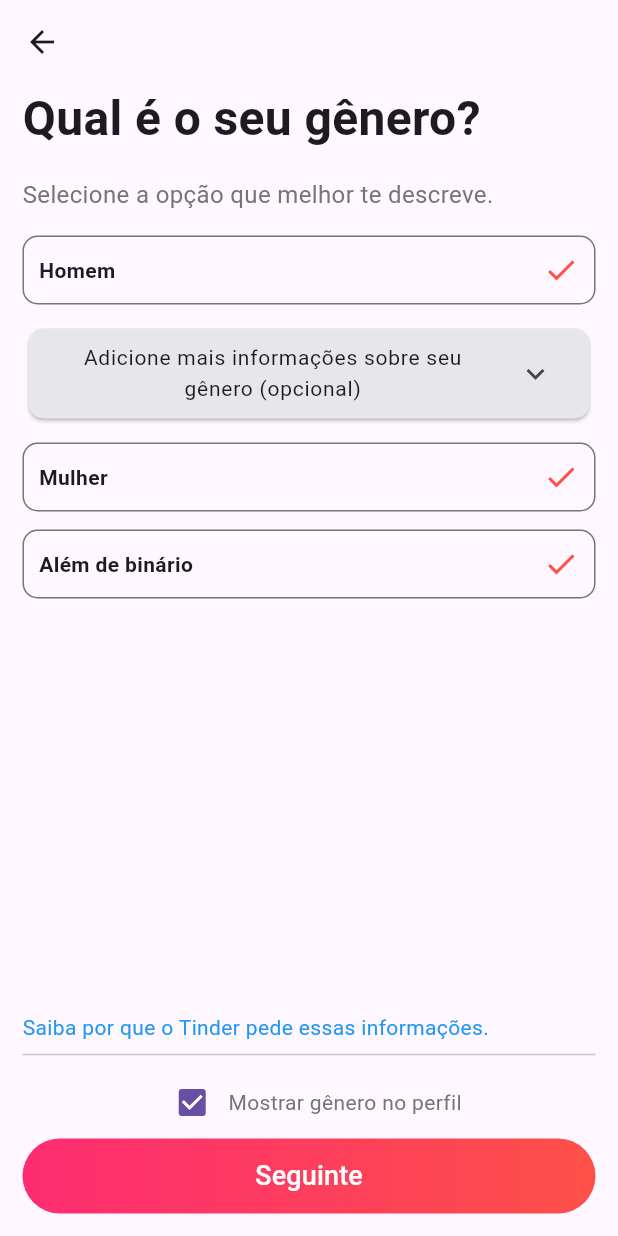
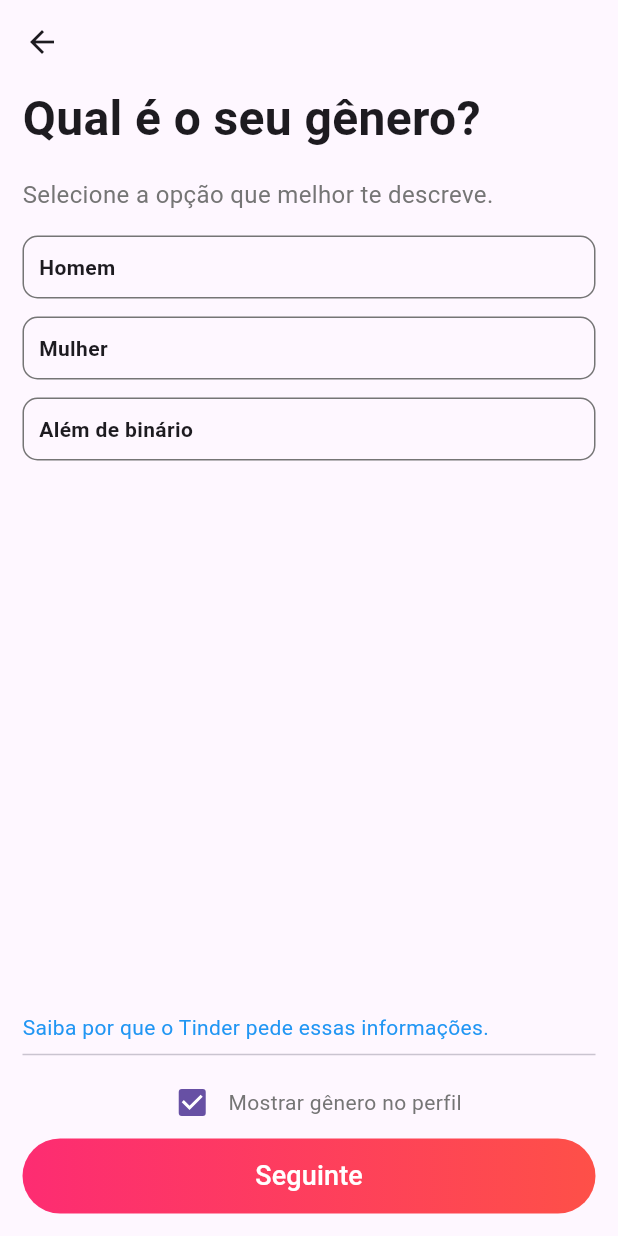
Before and after one commit to YLeall/tinder_clone, a Flutter app: the InsertGenderScreen screen opened by its route, on a phone screen of 412 x 824 dp. Run offline on Flutter 3.47's test engine with Material 3 defaults, Android fonts, the phone set to English and light mode, and no system bars; our stand-ins replace get, mask_text_input_formatter.

Commit message:
refactor: Refatora a tela de Insert_Gender e os Widgets Customizáveis

```diff
--- a/lib/src/pages/auth/view/components/custom_button_gender.dart
+++ /dev/null
@@ -1,44 +0,0 @@
-import 'package:flutter/material.dart';
-
-class CustomButtonGender extends StatelessWidget {
-  const CustomButtonGender({
-    super.key,
-    required this.title,
-  });
-  final String title;
-  @override
-  Widget build(BuildContext context) {
-    return GestureDetector(
-      onTap: () {
-        debugPrint(title);
-      },
-      child: Container(
-        padding: const EdgeInsets.all(10),
-        decoration: BoxDecoration(
-          border: Border.all(
-            color: Colors.grey.shade600,
-          ),
-          borderRadius: BorderRadius.circular(10),
-        ),
-        child: Row(
-          mainAxisAlignment: MainAxisAlignment.spaceBetween,
-          children: [
-            Text(
-              title,
-              style: const TextStyle(
-                fontWeight: FontWeight.w600,
-              ),
-            ),
-            const Visibility(
-              visible: true,
-              child: Icon(
-                Icons.check,
-                color: Color(0xFFFE5048),
-              ),
-            ),
-          ],
-        ),
-      ),
-    );
-  }
-}
--- /dev/null
+++ b/lib/src/pages/auth/view/components/custom_button_gender_tile.dart
@@ -0,0 +1,103 @@
+import 'package:flutter/material.dart';
+import 'package:tinder_clone/src/models/gender_model.dart';
+import 'package:tinder_clone/src/pages/auth/view/components/custom_button_gender_expansion_tile.dart';
+
+class CustomButtonGenderTile extends StatefulWidget {
+  const CustomButtonGenderTile({
+    super.key,
+    required this.title,
+    required this.listGender,
+  });
+  final String title;
+  final List<GenderModel> listGender;
+
+  @override
+  State<CustomButtonGenderTile> createState() => _CustomButtonGenderTileState();
+}
+
+class _CustomButtonGenderTileState extends State<CustomButtonGenderTile> {
+  bool isSelected = false;
+  @override
+  Widget build(BuildContext context) {
+    return Column(
+      children: [
+        GestureDetector(
+          onTap: () {
+            debugPrint(widget.title);
+            setState(() {
+              isSelected = !isSelected;
+            });
+          },
+          child: Container(
+            padding: const EdgeInsets.all(10),
+            margin: const EdgeInsets.only(
+              bottom: 12,
+            ),
+            decoration: BoxDecoration(
+              border: Border.all(
+                color:
+                    isSelected ? const Color(0xFFFE5048) : Colors.grey.shade600,
+              ),
+              borderRadius: BorderRadius.circular(10),
+            ),
+            child: Row(
+              mainAxisAlignment: MainAxisAlignment.spaceBetween,
+              children: [
+                Text(
+                  widget.title,
+                  style: const TextStyle(
+                    fontWeight: FontWeight.w600,
+                  ),
+                ),
+                isSelected
+                    ? const Icon(
+                        Icons.check,
+                        color: Color(0xFFFE5048),
+                      )
+                    : Container(),
+              ],
+            ),
+          ),
+        ),
+        Visibility(
+          visible: isSelected,
+          child: Card(
+            color: const Color.fromARGB(255, 231, 231, 235),
+            shape: RoundedRectangleBorder(
+              borderRadius: BorderRadius.circular(10),
+            ),
+            margin: const EdgeInsets.only(
+              top: 2,
+              bottom: 14,
+            ),
+            child: Theme(
+              data: Theme.of(context).copyWith(
+                dividerColor: Colors.transparent,
+                highlightColor: Colors.transparent,
+                splashColor: Colors.transparent,
+              ),
+              child: ExpansionTile(
+                childrenPadding: const EdgeInsets.all(15),
+                expandedCrossAxisAlignment: CrossAxisAlignment.stretch,
+                title: const Text(
+                  'Adicione mais informações sobre seu gênero (opcional)',
+                  textAlign: TextAlign.center,
+                  style: TextStyle(
+                    fontSize: 14,
+                  ),
+                ),
+                children: List.generate(
+                  widget.listGender.length,
+                  (index) => CustomButtonGenderExpansionTile(
+                    subTitle: widget.listGender[index].subTitle,
+                    description: widget.listGender[index].description,
+                  ),
+                ),
+              ),
+            ),
+          ),
+        ),
+      ],
+    );
+  }
+}
--- a/lib/src/pages/auth/view/components/gender_tile.dart
+++ /dev/null
@@ -1,47 +0,0 @@
-import 'package:flutter/material.dart';
-import 'package:tinder_clone/src/models/gender_model.dart';
-import 'package:tinder_clone/src/pages/auth/view/components/custom_button_gender_expansion_tile.dart';
-
-class GenderTile extends StatelessWidget {
-  const GenderTile({
-    super.key, required this.listGender,
-  });
-  final List<GenderModel> listGender;
-  // final List<String> teste;
-  // final List<String> teste2;
-
-  @override
-  Widget build(BuildContext context) {
-    return Card(
-      color: const Color.fromARGB(255, 231, 231, 235),
-      shape: RoundedRectangleBorder(
-        borderRadius: BorderRadius.circular(10),
-      ),
-      child: Theme(
-        data: Theme.of(context).copyWith(
-          dividerColor: Colors.transparent,
-          highlightColor: Colors.transparent,
-          splashColor: Colors.transparent,
-        ),
-        child: ExpansionTile(
-          childrenPadding: const EdgeInsets.all(15),
-          expandedCrossAxisAlignment: CrossAxisAlignment.stretch,
-          title: const Text(
-            'Adicione mais informações sobre seu gênero (opcional)',
-            textAlign: TextAlign.center,
-            style: TextStyle(
-              fontSize: 14,
-            ),
-          ),
-          children: List.generate(
-            listGender.length,
-            (index) => CustomButtonGenderExpansionTile(
-              subTitle: listGender[index].subTitle,
-              description: listGender[index].description,
-            ),
-          ),
-        ),
-      ),
-    );
-  }
-}
--- a/lib/src/pages/auth/view/insert_email_problem_sign_in_screen.dart
+++ b/lib/src/pages/auth/view/insert_email_problem_sign_in_screen.dart
@@ -67,7 +67,9 @@ class InsertEmailProblemSignInScreen extends StatelessWidget {
               height: 15,
             ),
             Obx(
-              () => authController.isEmailValidate.value
+              () => SizedBox(
+                height: 50,
+                child: authController.isEmailValidate.value
                     ? Text(
                         'Enviaremos um link por e-mail que permitirá o login instantâneo',
                         style: TextStyle(
@@ -78,6 +80,7 @@ class InsertEmailProblemSignInScreen extends StatelessWidget {
                         'Insira um endereço de e-mail válido',
                         style: TextStyle(
                           color: Colors.red,
+                        ),
                       ),
               ),
             ),
--- a/lib/src/pages/auth/view/insert_gender_screen.dart
+++ b/lib/src/pages/auth/view/insert_gender_screen.dart
@@ -1,8 +1,6 @@
-import 'package:flutter/cupertino.dart';
 import 'package:flutter/material.dart';
 import 'package:tinder_clone/src/config/app_data.dart';
-import 'package:tinder_clone/src/pages/auth/view/components/custom_button_gender.dart';
-import 'package:tinder_clone/src/pages/auth/view/components/gender_tile.dart';
+import 'package:tinder_clone/src/pages/auth/view/components/custom_button_gender_tile.dart';
 import 'package:tinder_clone/src/pages/commom_widgets/custom_button.dart';
 
 class InsertGenderScreen extends StatelessWidget {
@@ -41,24 +39,14 @@ class InsertGenderScreen extends StatelessWidget {
                 height: 16,
               ),
               Expanded(
-                child: ListView(
-                  children: [
-                    const CustomButtonGender(title: 'Homem'),
-                    const SizedBox(
-                      height: 12,
-                    ),
-                    GenderTile(
-                      listGender: listGenderHomem,
-                    ),
-                    const SizedBox(
-                      height: 12,
-                    ),
-                    const CustomButtonGender(title: 'Mulher'),
-                    const SizedBox(
-                      height: 12,
-                    ),
-                    const CustomButtonGender(title: 'Além de binário'),
-                  ],
+                child: ListView.builder(
+                  itemCount: listTitleGender.length,
+                  itemBuilder: (context, index) {
+                    return CustomButtonGenderTile(
+                      title: listTitleGender[index],
+                      listGender: listGenderModels[index],
+                    );
+                  },
                 ),
               ),
               const SizedBox(
@@ -78,7 +66,10 @@ class InsertGenderScreen extends StatelessWidget {
                     Row(
                       mainAxisAlignment: MainAxisAlignment.center,
                       children: [
-                        Checkbox(value: true, onChanged: (value) {},),
+                        Checkbox(
+                          value: true,
+                          onChanged: (value) {},
+                        ),
                         Text(
                           'Mostrar gênero no perfil',
                           style: TextStyle(
```
Also changed, not shown: lib/src/config/app_data.dart (+84 -4 lines), lib/src/pages/auth/view/components/custom_button_gender_expansion_tile.dart (+14 -5 lines). Lines whose indentation alone changed are shown as unchanged.
